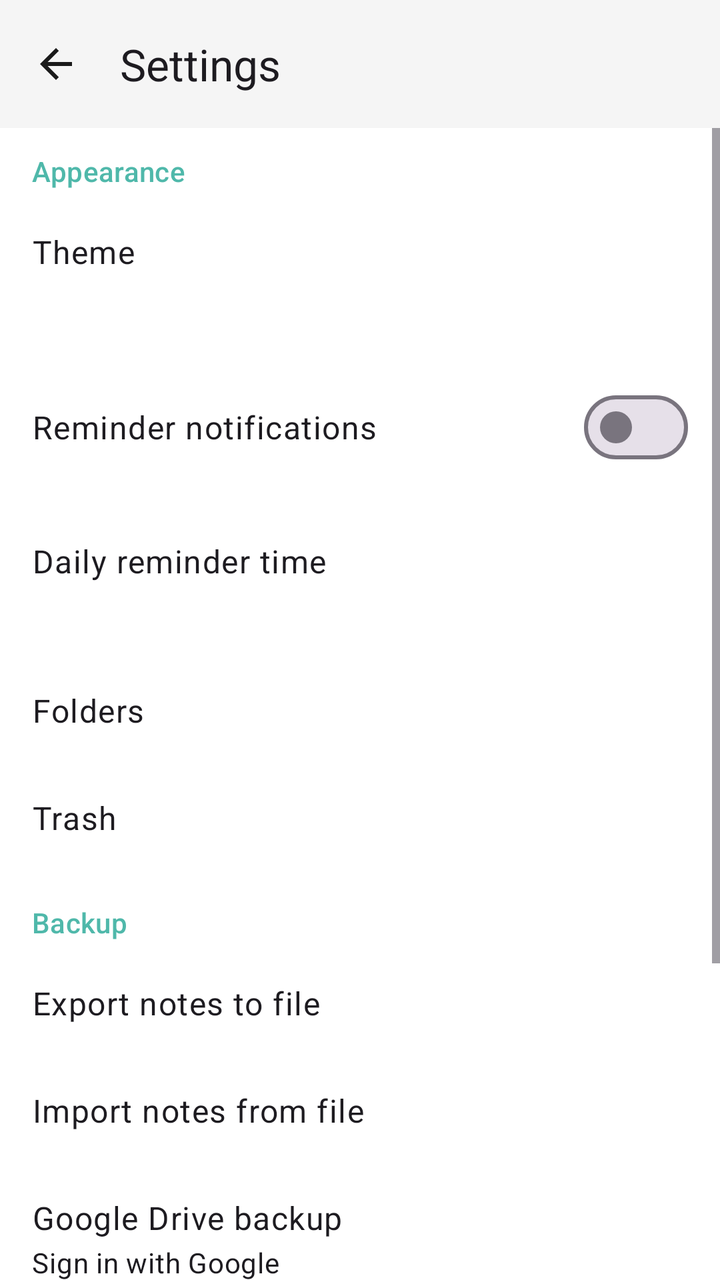
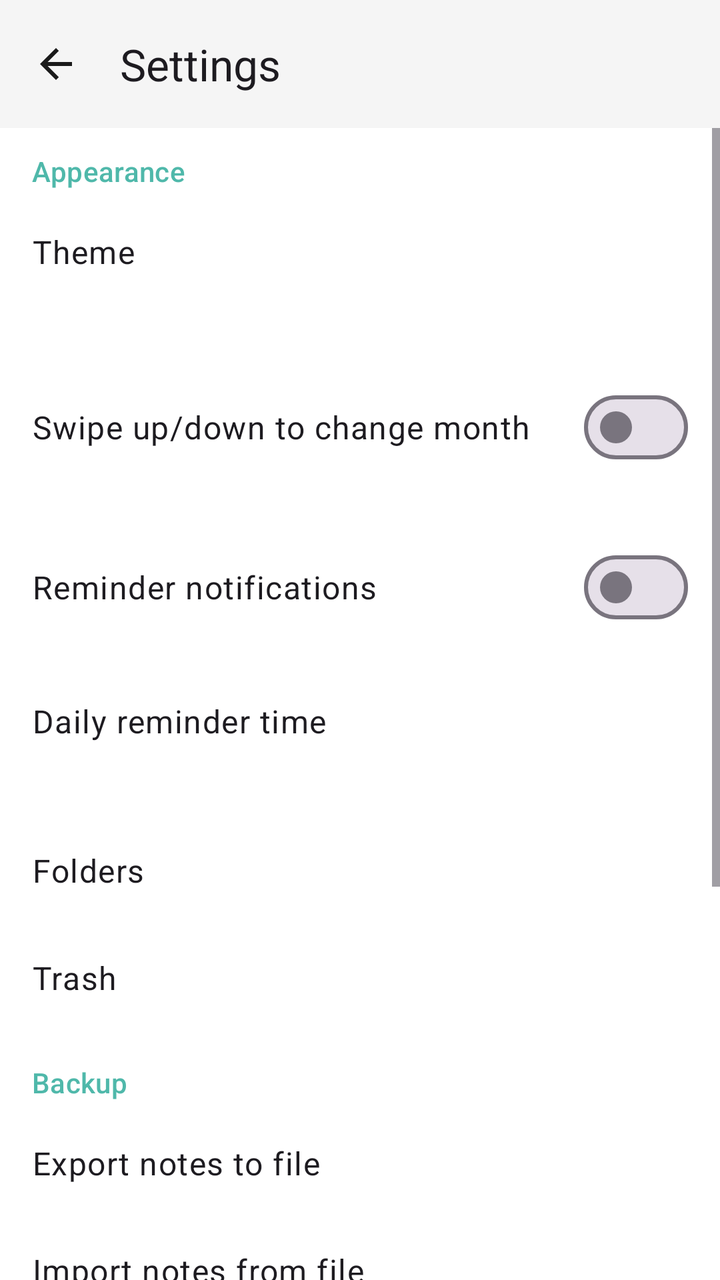

Compare the two renders of this Android layout. The source of the first and the diff that turns it into the second are given below.
<!-- AndroidManifest.xml: application theme Theme.Notepad -->
<!-- res/layout/activity_settings.xml -->
<?xml version="1.0" encoding="utf-8"?>
<LinearLayout xmlns:android="http://schemas.android.com/apk/res/android"
    xmlns:app="http://schemas.android.com/apk/res-auto"
    android:layout_width="match_parent"
    android:layout_height="match_parent"
    android:orientation="vertical">

    <com.google.android.material.appbar.MaterialToolbar
        android:id="@+id/toolbar"
        android:layout_width="match_parent"
        android:layout_height="?attr/actionBarSize"
        android:background="@color/toolbar_background"
        app:navigationIcon="@drawable/ic_arrow_back"
        app:title="@string/settings_title" />

    <ScrollView
        android:layout_width="match_parent"
        android:layout_height="match_parent">

        <LinearLayout
            android:layout_width="match_parent"
            android:layout_height="wrap_content"
            android:orientation="vertical"
            android:paddingVertical="8dp">

            <TextView
                android:layout_width="match_parent"
                android:layout_height="wrap_content"
                android:paddingHorizontal="16dp"
                android:paddingVertical="4dp"
                android:text="@string/settings_appearance_title"
                android:textAppearance="?attr/textAppearanceLabelLarge"
                android:textColor="?attr/colorPrimary" />

            <LinearLayout
                android:id="@+id/themeRow"
                android:layout_width="match_parent"
                android:layout_height="wrap_content"
                android:background="?attr/selectableItemBackground"
                android:orientation="vertical"
                android:padding="16dp">

                <TextView
                    android:layout_width="wrap_content"
                    android:layout_height="wrap_content"
                    android:text="@string/settings_theme_title"
                    android:textAppearance="?attr/textAppearanceBodyLarge" />

                <TextView
                    android:id="@+id/themeValue"
                    android:layout_width="wrap_content"
                    android:layout_height="wrap_content"
                    android:layout_marginTop="2dp"
                    android:textAppearance="?attr/textAppearanceBodyMedium" />

            </LinearLayout>

            <LinearLayout
                android:layout_width="match_parent"
                android:layout_height="wrap_content"
                android:gravity="center_vertical"
                android:orientation="horizontal"
                android:padding="16dp">

                <TextView
                    android:layout_width="0dp"
                    android:layout_height="wrap_content"
                    android:layout_weight="1"
                    android:text="@string/settings_notifications_title"
                    android:textAppearance="?attr/textAppearanceBodyLarge" />

                <com.google.android.material.materialswitch.MaterialSwitch
                    android:id="@+id/notificationsSwitch"
                    android:layout_width="wrap_content"
                    android:layout_height="wrap_content" />

            </LinearLayout>

            <LinearLayout
                android:id="@+id/reminderTimeRow"
                android:layout_width="match_parent"
                android:layout_height="wrap_content"
                android:background="?attr/selectableItemBackground"
                android:orientation="vertical"
                android:padding="16dp">

                <TextView
                    android:layout_width="wrap_content"
                    android:layout_height="wrap_content"
                    android:text="@string/settings_reminder_time_title"
                    android:textAppearance="?attr/textAppearanceBodyLarge" />

                <TextView
                    android:id="@+id/reminderTimeValue"
                    android:layout_width="wrap_content"
                    android:layout_height="wrap_content"
                    android:layout_marginTop="2dp"
                    android:textAppearance="?attr/textAppearanceBodyMedium" />

            </LinearLayout>

            <LinearLayout
                android:id="@+id/foldersRow"
                android:layout_width="match_parent"
                android:layout_height="wrap_content"
                android:background="?attr/selectableItemBackground"
                android:orientation="vertical"
                android:padding="16dp">

                <TextView
                    android:layout_width="wrap_content"
                    android:layout_height="wrap_content"
                    android:text="@string/settings_folders_title"
                    android:textAppearance="?attr/textAppearanceBodyLarge" />

            </LinearLayout>

            <LinearLayout
                android:id="@+id/trashRow"
                android:layout_width="match_parent"
                android:layout_height="wrap_content"
                android:background="?attr/selectableItemBackground"
                android:orientation="vertical"
                android:padding="16dp">

                <TextView
                    android:layout_width="wrap_content"
                    android:layout_height="wrap_content"
                    android:text="@string/settings_trash_title"
                    android:textAppearance="?attr/textAppearanceBodyLarge" />

            </LinearLayout>

            <TextView
                android:layout_width="match_parent"
                android:layout_height="wrap_content"
                android:layout_marginTop="12dp"
                android:paddingHorizontal="16dp"
                android:paddingVertical="4dp"
                android:text="@string/settings_backup_title"
                android:textAppearance="?attr/textAppearanceLabelLarge"
                android:textColor="?attr/colorPrimary" />

            <LinearLayout
                android:id="@+id/exportRow"
                android:layout_width="match_parent"
                android:layout_height="wrap_content"
                android:background="?attr/selectableItemBackground"
                android:orientation="vertical"
                android:padding="16dp">

                <TextView
                    android:layout_width="wrap_content"
                    android:layout_height="wrap_content"
                    android:text="@string/settings_export_title"
                    android:textAppearance="?attr/textAppearanceBodyLarge" />

            </LinearLayout>

            <LinearLayout
                android:id="@+id/importRow"
                android:layout_width="match_parent"
                android:layout_height="wrap_content"
                android:background="?attr/selectableItemBackground"
                android:orientation="vertical"
                android:padding="16dp">

                <TextView
                    android:layout_width="wrap_content"
                    android:layout_height="wrap_content"
                    android:text="@string/settings_import_title"
                    android:textAppearance="?attr/textAppearanceBodyLarge" />

            </LinearLayout>

            <LinearLayout
                android:id="@+id/driveBackupRow"
                android:layout_width="match_parent"
                android:layout_height="wrap_content"
                android:background="?attr/selectableItemBackground"
                android:orientation="vertical"
                android:padding="16dp">

                <TextView
                    android:id="@+id/driveBackupTitle"
                    android:layout_width="wrap_content"
                    android:layout_height="wrap_content"
                    android:text="@string/settings_drive_backup_title"
                    android:textAppearance="?attr/textAppearanceBodyLarge" />

                <TextView
                    android:id="@+id/driveBackupSubtitle"
                    android:layout_width="wrap_content"
                    android:layout_height="wrap_content"
                    android:layout_marginTop="2dp"
                    android:text="@string/settings_drive_not_signed_in"
                    android:textAppearance="?attr/textAppearanceBodyMedium" />

            </LinearLayout>

            <LinearLayout
                android:id="@+id/backupFrequencyRow"
                android:layout_width="match_parent"
                android:layout_height="wrap_content"
                android:background="?attr/selectableItemBackground"
                android:orientation="vertical"
                android:padding="16dp">

                <TextView
                    android:layout_width="wrap_content"
                    android:layout_height="wrap_content"
                    android:text="@string/settings_backup_frequency_title"
                    android:textAppearance="?attr/textAppearanceBodyLarge" />

                <TextView
                    android:id="@+id/backupFrequencyValue"
                    android:layout_width="wrap_content"
                    android:layout_height="wrap_content"
                    android:layout_marginTop="2dp"
                    android:textAppearance="?attr/textAppearanceBodyMedium" />

            </LinearLayout>

            <TextView
                android:layout_width="match_parent"
                android:layout_height="wrap_content"
                android:layout_marginTop="12dp"
                android:paddingHorizontal="16dp"
                android:paddingVertical="4dp"
                android:text="@string/settings_security_title"
                android:textAppearance="?attr/textAppearanceLabelLarge"
                android:textColor="?attr/colorPrimary" />

            <LinearLayout
                android:layout_width="match_parent"
                android:layout_height="wrap_content"
                android:gravity="center_vertical"
                android:orientation="horizontal"
                android:padding="16dp">

                <TextView
                    android:layout_width="0dp"
                    android:layout_height="wrap_content"
                    android:layout_weight="1"
                    android:text="@string/settings_pin_lock_title"
                    android:textAppearance="?attr/textAppearanceBodyLarge" />

                <com.google.android.material.materialswitch.MaterialSwitch
                    android:id="@+id/pinLockSwitch"
                    android:layout_width="wrap_content"
                    android:layout_height="wrap_content" />

            </LinearLayout>

            <LinearLayout
                android:id="@+id/changePinRow"
                android:layout_width="match_parent"
                android:layout_height="wrap_content"
                android:background="?attr/selectableItemBackground"
                android:orientation="vertical"
                android:padding="16dp"
                android:visibility="gone">

                <TextView
                    android:layout_width="wrap_content"
                    android:layout_height="wrap_content"
                    android:text="@string/settings_change_pin_title"
                    android:textAppearance="?attr/textAppearanceBodyLarge" />

            </LinearLayout>

            <LinearLayout
                android:id="@+id/autoLockRow"
                android:layout_width="match_parent"
                android:layout_height="wrap_content"
                android:background="?attr/selectableItemBackground"
                android:orientation="vertical"
                android:padding="16dp"
                android:visibility="gone">

                <TextView
                    android:layout_width="wrap_content"
                    android:layout_height="wrap_content"
                    android:text="@string/settings_auto_lock_title"
                    android:textAppearance="?attr/textAppearanceBodyLarge" />

                <TextView
                    android:id="@+id/autoLockValue"
                    android:layout_width="wrap_content"
                    android:layout_height="wrap_content"
                    android:layout_marginTop="2dp"
                    android:textAppearance="?attr/textAppearanceBodyMedium" />

            </LinearLayout>

            <LinearLayout
                android:id="@+id/biometricRow"
                android:layout_width="match_parent"
                android:layout_height="wrap_content"
                android:gravity="center_vertical"
                android:orientation="horizontal"
                android:padding="16dp"
                android:visibility="gone">

                <TextView
                    android:layout_width="0dp"
                    android:layout_height="wrap_content"
                    android:layout_weight="1"
                    android:text="@string/settings_biometric_title"
                    android:textAppearance="?attr/textAppearanceBodyLarge" />

                <com.google.android.material.materialswitch.MaterialSwitch
                    android:id="@+id/biometricSwitch"
                    android:layout_width="wrap_content"
                    android:layout_height="wrap_content" />

            </LinearLayout>

        </LinearLayout>

    </ScrollView>

</LinearLayout>
<!-- resources referenced by this layout -->
<resources>
  <color name="toolbar_background">#F5F5F5</color>
  <!-- drawable ic_arrow_back (drawable) -->
  <?xml version="1.0" encoding="utf-8"?>
  <vector xmlns:android="http://schemas.android.com/apk/res/android"
      android:width="24dp"
      android:height="24dp"
      android:viewportWidth="24"
      android:viewportHeight="24"
      android:tint="?attr/colorOnSurface">
      <path
          android:fillColor="@android:color/white"
          android:pathData="M20,11H7.83l5.59,-5.59L12,4l-8,8 8,8 1.41,-1.41L7.83,13H20v-2z" />
  </vector>
  <string name="settings_appearance_title">Appearance</string>
  <string name="settings_auto_lock_title">Auto-lock after</string>
  <string name="settings_backup_frequency_title">Automatic backup frequency</string>
  <string name="settings_backup_title">Backup</string>
  <string name="settings_biometric_title">Unlock with fingerprint</string>
  <string name="settings_change_pin_title">Change PIN</string>
  <string name="settings_drive_backup_title">Google Drive backup</string>
  <string name="settings_drive_not_signed_in">Sign in with Google</string>
  <string name="settings_export_title">Export notes to file</string>
  <string name="settings_folders_title">Folders</string>
  <string name="settings_import_title">Import notes from file</string>
  <string name="settings_notifications_title">Reminder notifications</string>
  <string name="settings_pin_lock_title">Lock app with PIN</string>
  <string name="settings_reminder_time_title">Daily reminder time</string>
  <string name="settings_security_title">Security</string>
  <string name="settings_theme_title">Theme</string>
  <string name="settings_title">Settings</string>
  <string name="settings_trash_title">Trash</string>
  <style name="Theme.Notepad" parent="Theme.Material3.DayNight.NoActionBar">
          <item name="colorPrimary">@color/accent_teal</item>
          <item name="colorOnPrimary">@color/on_accent_teal</item>
          <item name="colorPrimaryContainer">@color/accent_teal</item>
          <item name="colorOnPrimaryContainer">@color/on_accent_teal</item>
          <item name="colorSecondary">@color/accent_teal</item>
          <item name="colorOnSecondary">@color/on_accent_teal</item>
          <item name="colorSurface">@color/app_surface</item>
          <item name="colorOnSurface">@color/on_surface</item>
          <item name="colorOnSurfaceVariant">@color/on_surface_variant</item>
          <item name="android:colorBackground">@color/app_background</item>
          <item name="android:statusBarColor">@color/toolbar_background</item>
      </style>
  <color name="accent_teal">#4FB8AA</color>
  <color name="on_accent_teal">#06201C</color>
  <color name="app_surface">#FFFFFF</color>
  <color name="on_surface">#1A1A1A</color>
  <color name="on_surface_variant">#5F6368</color>
  <color name="app_background">#FFFFFF</color>
</resources>

<!-- the commit's change to res/layout/activity_settings.xml (unified diff, before → after) -->
@@ -66,6 +66,27 @@
                     android:layout_width="0dp"
                     android:layout_height="wrap_content"
                     android:layout_weight="1"
+                    android:text="@string/settings_vertical_swipe_title"
+                    android:textAppearance="?attr/textAppearanceBodyLarge" />
+
+                <com.google.android.material.materialswitch.MaterialSwitch
+                    android:id="@+id/verticalSwipeSwitch"
+                    android:layout_width="wrap_content"
+                    android:layout_height="wrap_content" />
+
+            </LinearLayout>
+
+            <LinearLayout
+                android:layout_width="match_parent"
+                android:layout_height="wrap_content"
+                android:gravity="center_vertical"
+                android:orientation="horizontal"
+                android:padding="16dp">
+
+                <TextView
+                    android:layout_width="0dp"
+                    android:layout_height="wrap_content"
+                    android:layout_weight="1"
                     android:text="@string/settings_notifications_title"
                     android:textAppearance="?attr/textAppearanceBodyLarge" />
 
<!-- resource entries referenced after the edit -->
@@ -31,6 +31,7 @@
   <string name="settings_theme_title">Theme</string>
   <string name="settings_title">Settings</string>
   <string name="settings_trash_title">Trash</string>
+  <string name="settings_vertical_swipe_title">Swipe up/down to change month</string>
   <style name="Theme.Notepad" parent="Theme.Material3.DayNight.NoActionBar">
           <item name="colorPrimary">@color/accent_teal</item>
           <item name="colorOnPrimary">@color/on_accent_teal</item>
